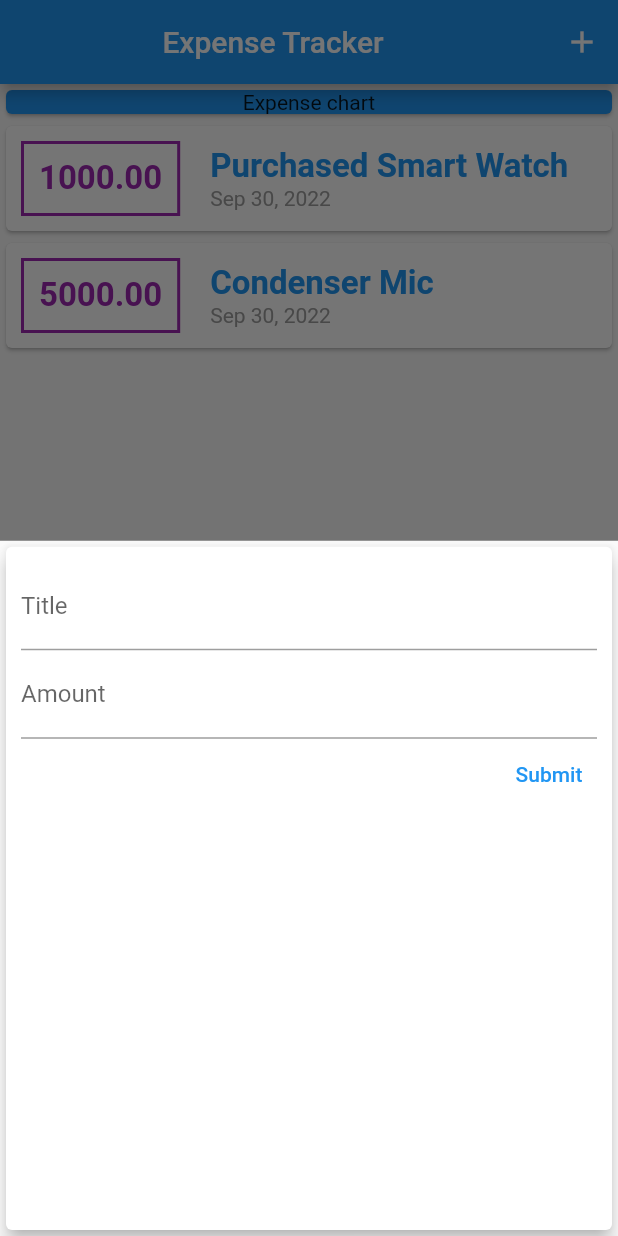
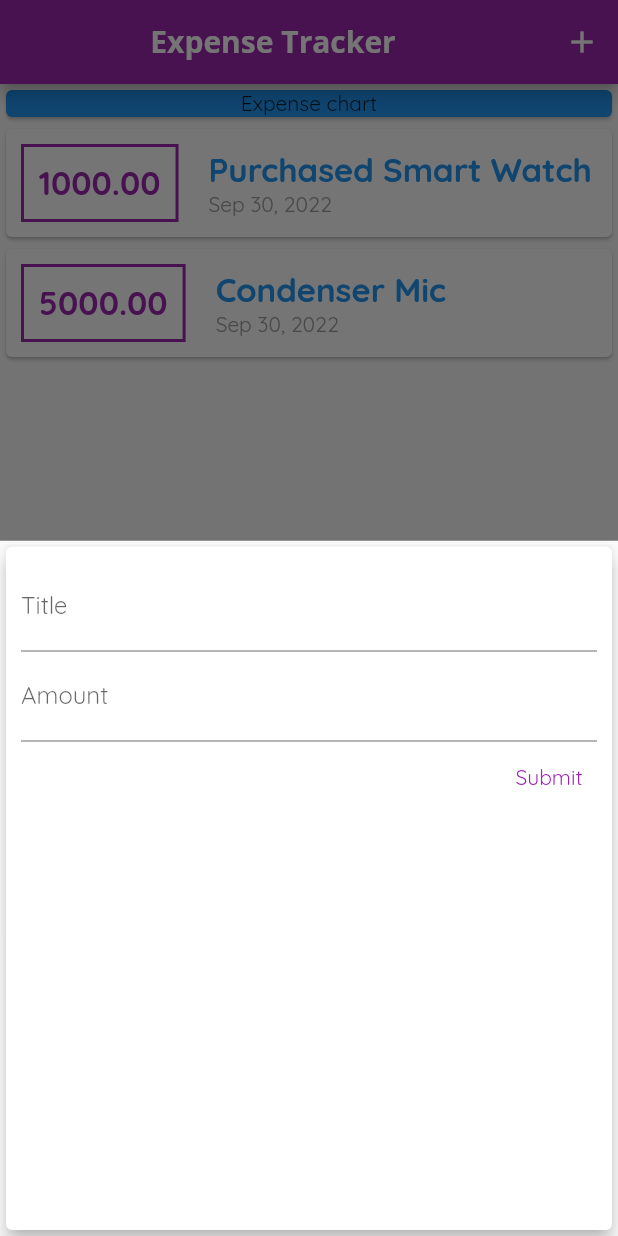
Before and after one commit to Fluttery-Dev/Expensetracker, a Flutter app: the screen it shows after launch, after a tap on the "add" icon, on a phone screen of 412 x 824 dp. Run offline on Flutter 3.47's test engine with Material 2 defaults, Android fonts, the phone set to English and light mode, and no system bars.

Commit message:
Theme chnage, Floating Button
    Chnagelog:
    - Added custom fonts
    - Added global Theme
    - Added + floating Action button to add new transactions

```diff
--- a/lib/main.dart
+++ b/lib/main.dart
@@ -6,10 +6,22 @@ void main() => runApp(MyApp());
 
 class MyApp extends StatelessWidget {
   MyApp({super.key});
-
   @override
   Widget build(BuildContext context) {
     return MaterialApp(
+      theme: ThemeData(
+          colorScheme: ColorScheme.fromSwatch(
+            primarySwatch: Colors.purple,
+            accentColor: Colors.amber,
+          ),
+          appBarTheme: const AppBarTheme(
+            titleTextStyle: TextStyle(
+              fontFamily: 'OpenSans',
+              fontWeight: FontWeight.bold,
+              fontSize: 20,
+            ),
+          ),
+          fontFamily: 'Quicksand'),
       darkTheme: ThemeData.dark(useMaterial3: true),
       home: MyHomePage(),
     );
--- a/lib/widgets/myHomePage.dart
+++ b/lib/widgets/myHomePage.dart
@@ -44,15 +44,7 @@ class _MyHomePageState extends State<MyHomePage> {
         ),
         actions: [
           IconButton(
-            onPressed: () {
-              showModalBottomSheet(
-                context: context,
-                builder: (ctx) {
-                  return NewTransaction(
-                      newTransactionHandler: _addNewTransaction);
-                },
-              );
-            },
+            onPressed: () => newTransactionWidget(context),
             icon: Icon(Icons.add),
           )
         ],
@@ -81,6 +73,21 @@ class _MyHomePageState extends State<MyHomePage> {
           ],
         ),
       ),
+      floatingActionButton: FloatingActionButton(
+        onPressed: () => newTransactionWidget(context),
+        child: Icon(
+          Icons.add,
+        ),
+      ),
+    );
+  }
+
+  Future<dynamic> newTransactionWidget(BuildContext context) {
+    return showModalBottomSheet(
+      context: context,
+      builder: (ctx) {
+        return NewTransaction(newTransactionHandler: _addNewTransaction);
+      },
     );
   }
 }
--- a/lib/widgets/newTransaction.dart
+++ b/lib/widgets/newTransaction.dart
@@ -1,10 +1,16 @@
 import 'package:flutter/material.dart';
 
-class NewTransaction extends StatelessWidget {
+class NewTransaction extends StatefulWidget {
   final Function newTransactionHandler;
   NewTransaction({super.key, required this.newTransactionHandler});
 
+  @override
+  State<NewTransaction> createState() => _NewTransactionState();
+}
+
+class _NewTransactionState extends State<NewTransaction> {
   final titleController = TextEditingController();
+
   final amountController = TextEditingController();
 
   @override
@@ -45,9 +51,11 @@ class NewTransaction extends StatelessWidget {
     if (double.parse(amountController.text) < 0) {
       return;
     }
-    newTransactionHandler(
+    widget.newTransactionHandler(
       txTitle: titleController.text,
       txAmount: double.parse(amountController.text),
     );
+
+    Navigator.of(context).pop();
   }
 }
```
Also changed, not shown: pubspec.yaml (+14 -0 lines).
